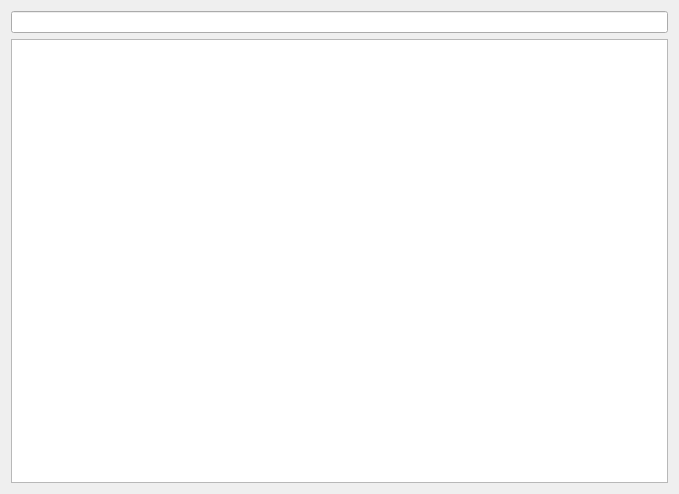
The window that filetransferdialog.ui (ohyeah521/android-remote-manager) describes before a commit, drawn with Qt 5.
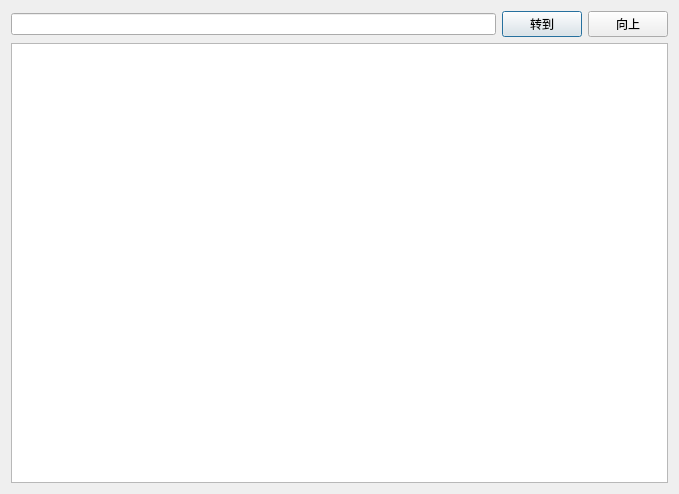
The same window after the commit.

The edit to the form file:
```diff
--- a/filetransferdialog.ui
+++ b/filetransferdialog.ui
@@ -15,7 +15,25 @@
   </property>
   <layout class="QVBoxLayout" name="verticalLayout">
    <item>
-    <widget class="QLineEdit" name="lineEdit"/>
+    <layout class="QHBoxLayout" name="horizontalLayout">
+     <item>
+      <widget class="QLineEdit" name="lineEdit"/>
+     </item>
+     <item>
+      <widget class="QPushButton" name="pushButtonYes">
+       <property name="text">
+        <string>转到</string>
+       </property>
+      </widget>
+     </item>
+     <item>
+      <widget class="QPushButton" name="pushButtonUp">
+       <property name="text">
+        <string>向上</string>
+       </property>
+      </widget>
+     </item>
+    </layout>
    </item>
    <item>
     <widget class="QListWidget" name="listWidget"/>
```
